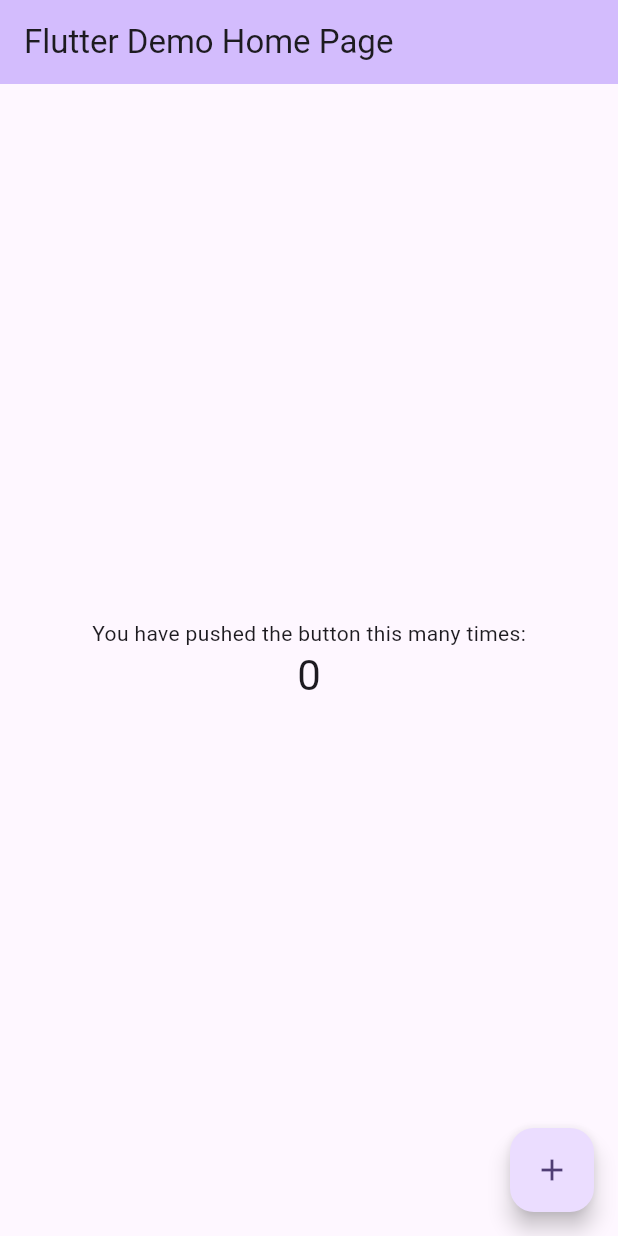
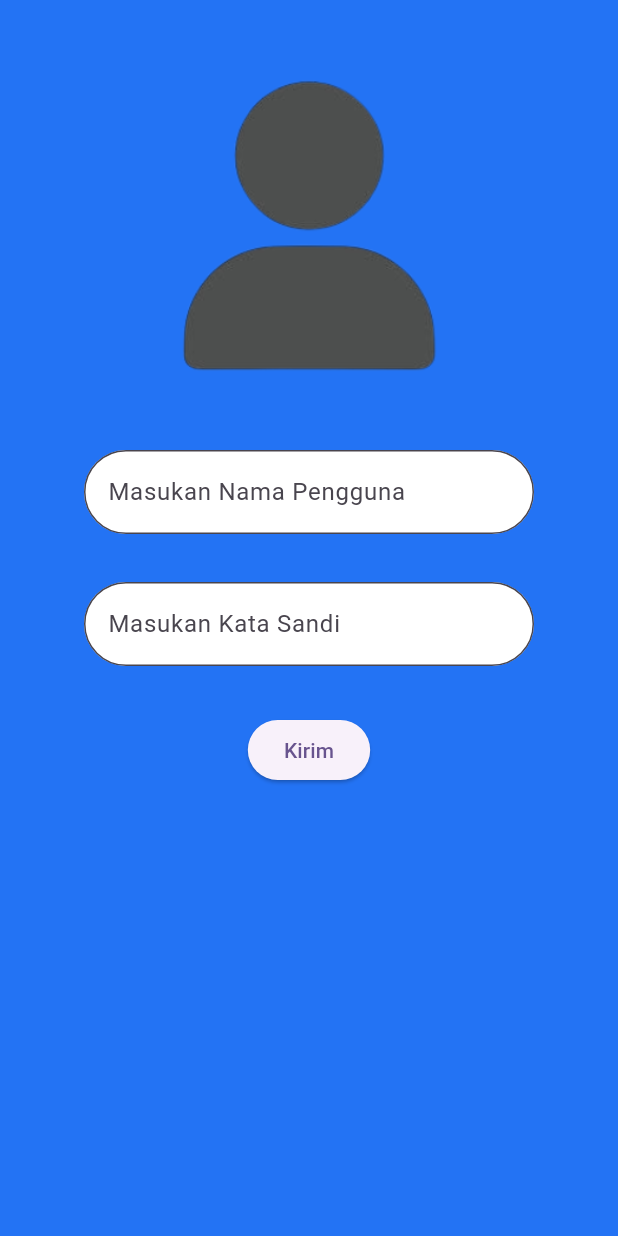
Before and after one commit to Schneider182/Aplikasi-Hotel, a Flutter app: the screen it shows after launch, on a phone screen of 412 x 824 dp. Run offline on Flutter 3.47's test engine with Material 3 defaults, Android fonts, the phone set to English and light mode, and no system bars.

Commit message:
Oct 8, 2026, 6:05 AM

```diff
--- /dev/null
+++ b/aplikasi_hotel/lib/login.dart
@@ -0,0 +1,110 @@
+import 'package:flutter/material.dart';
+
+class LoginPage extends StatefulWidget {
+  const LoginPage({super.key});
+
+  @override
+  State<LoginPage> createState() => _LoginPageState();
+}
+
+class _LoginPageState extends State<LoginPage> {
+  // Pembuatan Variabel Yang Akan Dipakai untuk menangkap input user
+  TextEditingController inputNama = TextEditingController();
+  TextEditingController inputKataSandi = TextEditingController();
+
+  @override
+  Widget build(BuildContext context) {
+    return Scaffold(
+      backgroundColor: const Color(0xFF2373F4),
+      // Menggunakan SingleChildScrollView agar layar bisa di-scroll dan menghindari error overflow saat keyboard muncul
+      body: SingleChildScrollView(
+        child: Column(
+          children: [
+            // Kontainer untuk menampilkan gambar logo/asset
+            Container(
+              child: const Image(
+                image: AssetImage('asset/image/image.png'),
+                width: 300,
+                height: 300,
+              ),
+            ),
+
+            // Input Field untuk Nama Pengguna
+            Center(
+              child: SizedBox(
+                width: 300,
+                child: TextFormField(
+                  decoration: const InputDecoration(
+                    fillColor: Colors.white,
+                    hintText: 'Masukan Nama Pengguna',
+                    filled: true,
+                    border: OutlineInputBorder(
+                      borderRadius: BorderRadius.all(Radius.circular(40)),
+                    ),
+                  ),
+                  controller: inputNama, // Menghubungkan input dengan variabel inputNama
+                ),
+              ),
+            ),
+
+            // Jarak antar widget
+            const Padding(
+              padding: EdgeInsets.all(16),
+            ),
+
+            // Input Field untuk Kata Sandi
+            Center(
+              child: SizedBox(
+                width: 300,
+                child: TextFormField(
+                  obscureText: true, // Fitur keamanan agar teks kata sandi disamarkan (menjadi titik/bintang)
+                  decoration: const InputDecoration(
+                    fillColor: Colors.white,
+                    hintText: 'Masukan Kata Sandi',
+                    filled: true,
+                    border: OutlineInputBorder(
+                      borderRadius: BorderRadius.all(Radius.circular(40)),
+                    ),
+                  ),
+                  controller: inputKataSandi, // Menghubungkan input dengan variabel inputKataSandi
+                ),
+              ),
+            ),
+
+            // Jarak antar widget
+            const Padding(
+              padding: EdgeInsets.all(16),
+            ),
+
+            // Tombol Kirim / Login
+            ElevatedButton(
+              child: const Text("Kirim"),
+              onPressed: () {
+                // 1. Ambil teks dari controller dan cek apakah cocok dengan data kredensial
+                // Ganti 'admin' dan '123' sesuai dengan username & password yang Anda inginkan
+                if (inputNama.text == 'User' && inputKataSandi.text == '1234') {
+
+                  // 2. JIKA BENAR: Cetak status di log debug dan pindah ke halaman utama (/home)
+                  print("Login Berhasil");
+                  Navigator.pushReplacementNamed(context, "/home");
+
+                } else {
+
+                  // 3. JIKA SALAH: Cetak status di log debug dan tampilkan notifikasi error di layar
+                  print("Login Gagal");
+                  ScaffoldMessenger.of(context).showSnackBar(
+                    const SnackBar(
+                      content: Text('Nama pengguna atau kata sandi tidak boleh kosong!'),
+                      backgroundColor: Colors.red, // Mengubah warna notifikasi menjadi merah sebagai tanda error
+                    ),
+                  );
+
+                }
+              },
+            ),
+          ],
+        ),
+      ),
+    );
+  }
+}
--- a/aplikasi_hotel/lib/main.dart
+++ b/aplikasi_hotel/lib/main.dart
@@ -1,4 +1,7 @@
 import 'package:flutter/material.dart';
+import 'login.dart';
+import 'myhomepage.dart';
+import 'tampilkan.dart';
 
 void main() {
   runApp(const MyApp());
@@ -13,110 +16,19 @@ class MyApp extends StatelessWidget {
     return MaterialApp(
       title: 'Flutter Demo',
       theme: ThemeData(
-        // This is the theme of your application.
-        //
-        // TRY THIS: Try running your application with "flutter run". You'll see
-        // the application has a purple toolbar. Then, without quitting the app,
-        // try changing the seedColor in the colorScheme below to Colors.green
-        // and then invoke "hot reload" (save your changes or press the "hot
-        // reload" button in a Flutter-supported IDE, or press "r" if you used
-        // the command line to start the app).
-        //
-        // Notice that the counter didn't reset back to zero; the application
-        // state is not lost during the reload. To reset the state, use hot
-        // restart instead.
-        //
-        // This works for code too, not just values: Most code changes can be
-        // tested with just a hot reload.
-        colorScheme: .fromSeed(seedColor: Colors.deepPurple),
+        colorScheme: ColorScheme.fromSeed(seedColor: Colors.deepPurple),
       ),
-      home: const MyHomePage(title: 'Flutter Demo Home Page'),
+
+      // Home bisa dikomentar atau dihapus
+      // home: const Login(),
+      routes: {
+        // halaman utama awal aplikasi dibuka
+        "/": (context) => const LoginPage(),
+        // pengenalan rute ke halaman homepage
+        "/home": (context) => const MyHomePage(),
+        // pengenalan rute ke halaman tampilkan
+        "/tampilkan": (context) => const TampilkanPage(),
+      },
     );
   }
 }
-
-class MyHomePage extends StatefulWidget {
-  const MyHomePage({super.key, required this.title});
-
-  // This widget is the home page of your application. It is stateful, meaning
-  // that it has a State object (defined below) that contains fields that affect
-  // how it looks.
-
-  // This class is the configuration for the state. It holds the values (in this
-  // case the title) provided by the parent (in this case the App widget) and
-  // used by the build method of the State. Fields in a Widget subclass are
-  // always marked "final".
-
-  final String title;
-
-  @override
-  State<MyHomePage> createState() => _MyHomePageState();
-}
-
-class _MyHomePageState extends State<MyHomePage> {
-  int _counter = 0;
-
-  void _incrementCounter() {
-    setState(() {
-      // This call to setState tells the Flutter framework that something has
-      // changed in this State, which causes it to rerun the build method below
-      // so that the display can reflect the updated values. If we changed
-      // _counter without calling setState(), then the build method would not be
-      // called again, and so nothing would appear to happen.
-      _counter++;
-    });
-  }
-
-  @override
-  Widget build(BuildContext context) {
-    // This method is rerun every time setState is called, for instance as done
-    // by the _incrementCounter method above.
-    //
-    // The Flutter framework has been optimized to make rerunning build methods
-    // fast, so that you can just rebuild anything that needs updating rather
-    // than having to individually change instances of widgets.
-    return Scaffold(
-      appBar: AppBar(
-        // TRY THIS: Try changing the color here to a specific color (to
-        // Colors.amber, perhaps?) and trigger a hot reload to see the AppBar
-        // change color while the other colors stay the same.
-        backgroundColor: Theme.of(context).colorScheme.inversePrimary,
-        // Here we take the value from the MyHomePage object that was created by
-        // the App.build method, and use it to set our appbar title.
-        title: Text(widget.title),
-      ),
-      body: Center(
-        // Center is a layout widget. It takes a single child and positions it
-        // in the middle of the parent.
-        child: Column(
-          // Column is also a layout widget. It takes a list of children and
-          // arranges them vertically. By default, it sizes itself to fit its
-          // children horizontally, and tries to be as tall as its parent.
-          //
-          // Column has various properties to control how it sizes itself and
-          // how it positions its children. Here we use mainAxisAlignment to
-          // center the children vertically; the main axis here is the vertical
-          // axis because Columns are vertical (the cross axis would be
-          // horizontal).
-          //
-          // TRY THIS: Invoke "debug painting" (choose the "Toggle Debug Paint"
-          // action in the IDE, or press "p" in the console), to see the
-          // wireframe for each widget.
-          mainAxisAlignment: .center,
-          children: [
-            const Text('You have pushed the button this many times:'),
-            Text(
-              '$_counter',
-              style: Theme.of(context).textTheme.headlineMedium,
-            ),
-          ],
-        ),
-      ),
-      floatingActionButton: FloatingActionButton(
-        onPressed: _incrementCounter,
-        tooltip: 'Increment',
-        child: const Icon(Icons.add),
-      ),
-    );
-  }
-}
--- a/aplikasi_hotel/pubspec.yaml
+++ b/aplikasi_hotel/pubspec.yaml
@@ -58,9 +58,11 @@ flutter:
   uses-material-design: true
 
   # To add assets to your application, add an assets section, like this:
-  # assets:
+  assets:
   #   - images/a_dot_burr.jpeg
   #   - images/a_dot_ham.jpeg
+    - asset/
+    - asset/image/
 
   # An image asset can refer to one or more resolution-specific "variants", see
   # https://flutter.dev/to/resolution-aware-images
```
Also changed, not shown: aplikasi_hotel/lib/MyHomePage.dart (added, +81 -0 lines), aplikasi_hotel/lib/tampilkan.dart (added, +71 -0 lines), aplikasi_hotel/asset/image/image.png (added), aplikasi_hotel/asset/image/setting-removebg-preview.png (added).
